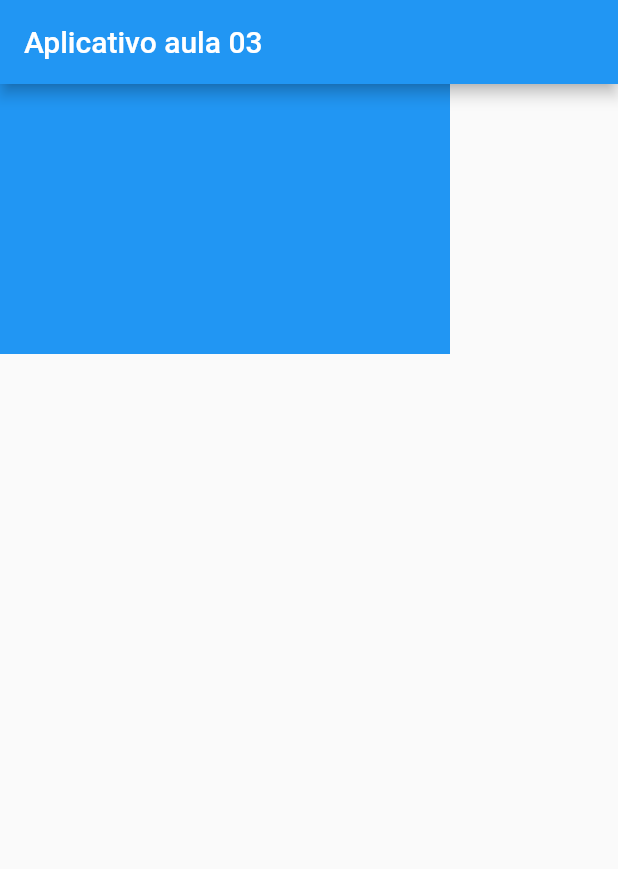
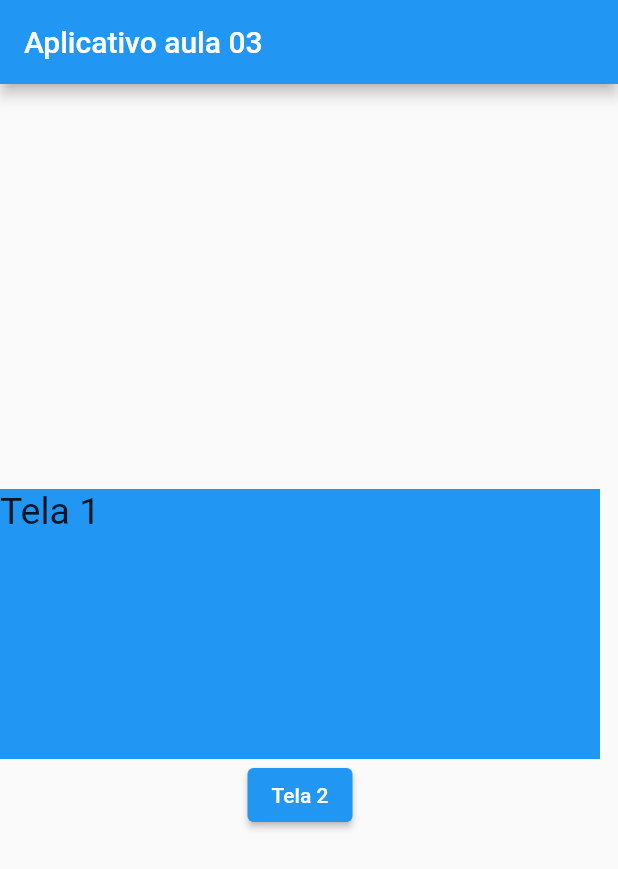
Before and after one commit to danielvieira95/DESM-2, a Flutter app: the screen it shows after launch, on a phone screen of 412 x 824 dp. Shown: the top 869 px of the screen. Run offline on Flutter 3.47's test engine with Material 2 defaults, Android fonts, the phone set to English and light mode, and no system bars.

Commit message:
Adição botão para chamar tela 2

```diff
--- a/Apps-TB/app_aula03_telas_multiplas/lib/main.dart
+++ b/Apps-TB/app_aula03_telas_multiplas/lib/main.dart
@@ -25,9 +25,14 @@ class Telaprincipal extends StatelessWidget {
       body: // Column coluna do aplicativo
       Column(
         // Children estabelece relação com os demais widgets com a coluna
+        mainAxisAlignment: MainAxisAlignment.center, // alinhamento principal do widget column
         children: [
-          Container(color: Colors.blue,width: 300,height: 180,),
+          Container(color: Colors.blue,width: 400,height: 180,
+          child: Text("Tela 1",style: TextStyle(fontSize:25 ),),),
+          // child é a relação com 1 widgets
+          ElevatedButton(onPressed: (){
 
+          }, child: Text("Tela 2")),
         ],
 
       ),
```
